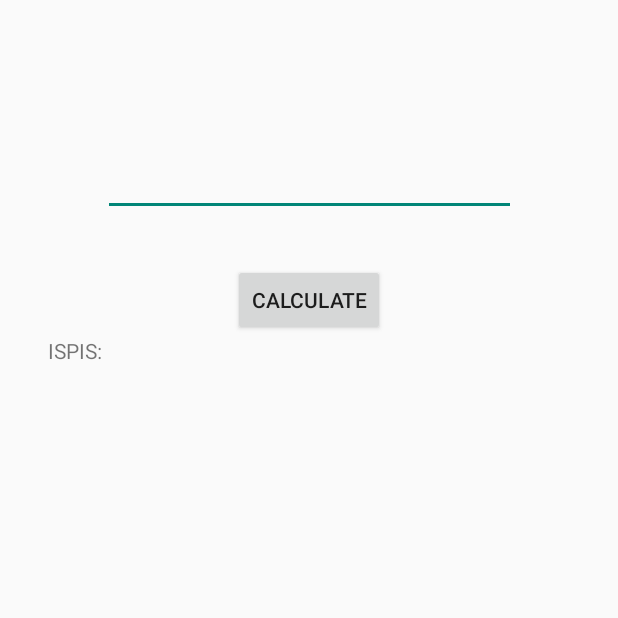
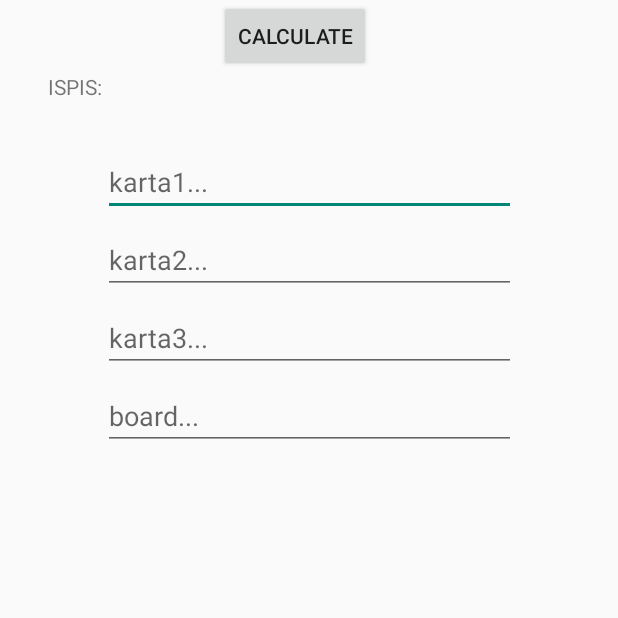
Before and after one commit to Parlov12/Poker_chance_calculator, an Android app: the Test screen opened directly, with no data from a screen before it, on a phone screen of 412 x 824 dp, the top half of it. Run offline under Robolectric (Android 15) with nearby library versions, the phone set to English and light mode, and no system bars.

Commit message:
13th commit

```diff
--- a/app/src/main/java/com/example/pokerchancecalculator/Test.java
+++ b/app/src/main/java/com/example/pokerchancecalculator/Test.java
@@ -19,13 +19,37 @@ public class Test extends AppCompatActivity {
 
         Button calc = findViewById(R.id.calculate);
         TextView ispis = findViewById(R.id.ispis);
-        EditText karte = findViewById(R.id.karte);
+        EditText karta1 = findViewById(R.id.karte);
+        EditText karta2 = findViewById(R.id.karte);
+        EditText karta3 = findViewById(R.id.karte);
+        EditText board = findViewById(R.id.karte);
+
         TestConsole c = null;
         String[] unos = {"-b","7d9dTs","JhJs","AdJd","KcQd"};
 
         calc.setOnClickListener(new View.OnClickListener() {
             @Override
             public void onClick(View view) {
+
+                if(karta1.getText().toString() != "")
+                {
+                    unos[2] = karta1.getText().toString();
+                }
+                if(karta2.getText().toString() != "")
+                {
+                    unos[3] = karta2.getText().toString();
+                }
+                if(karta3.getText().toString() != "")
+                {
+                    unos[4] = karta3.getText().toString();
+                }
+
+                if(board.getText().toString() != "")
+                {
+                    unos[1] = board.getText().toString();
+                }
+
+
 
                 try {
                     c.test(unos, ispis);
--- a/app/src/main/res/layout/activity_test.xml
+++ b/app/src/main/res/layout/activity_test.xml
@@ -11,19 +11,50 @@
         android:layout_width="275dp"
         android:layout_height="44dp"
         android:layout_marginTop="100dp"
+        android:hint="karta1..."
         app:layout_constraintEnd_toEndOf="parent"
         app:layout_constraintStart_toStartOf="parent"
         app:layout_constraintTop_toTopOf="parent" />
+
+    <EditText
+        android:id="@+id/karte2"
+        android:layout_width="275dp"
+        android:layout_height="44dp"
+        android:layout_marginTop="8dp"
+        android:hint="karta2..."
+        app:layout_constraintEnd_toEndOf="parent"
+        app:layout_constraintStart_toStartOf="parent"
+        app:layout_constraintTop_toBottomOf="@+id/karte" />
+
+    <EditText
+        android:id="@+id/karte3"
+        android:layout_width="275dp"
+        android:layout_height="44dp"
+        android:layout_marginTop="8dp"
+        android:hint="karta3..."
+        app:layout_constraintEnd_toEndOf="parent"
+        app:layout_constraintStart_toStartOf="parent"
+        app:layout_constraintTop_toBottomOf="@+id/karte2" />
+
+    <EditText
+        android:id="@+id/board"
+        android:layout_width="275dp"
+        android:layout_height="44dp"
+        android:layout_marginTop="8dp"
+        android:hint="board..."
+        app:layout_constraintEnd_toEndOf="parent"
+        app:layout_constraintStart_toStartOf="parent"
+        app:layout_constraintTop_toBottomOf="@+id/karte3" />
 
     <Button
         android:id="@+id/calculate"
         android:layout_width="wrap_content"
         android:layout_height="wrap_content"
-        android:layout_marginTop="32dp"
         android:text="CALCULATE"
         app:layout_constraintEnd_toEndOf="parent"
+        app:layout_constraintHorizontal_bias="0.47"
         app:layout_constraintStart_toStartOf="parent"
-        app:layout_constraintTop_toBottomOf="@+id/karte" />
+        tools:layout_editor_absoluteY="324dp" />
 
     <TextView
         android:id="@+id/ispis"
```
